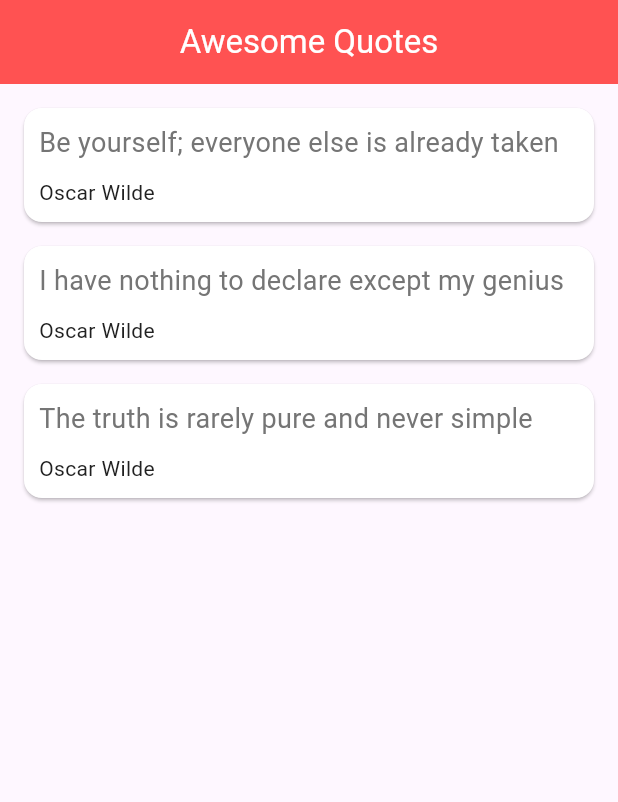
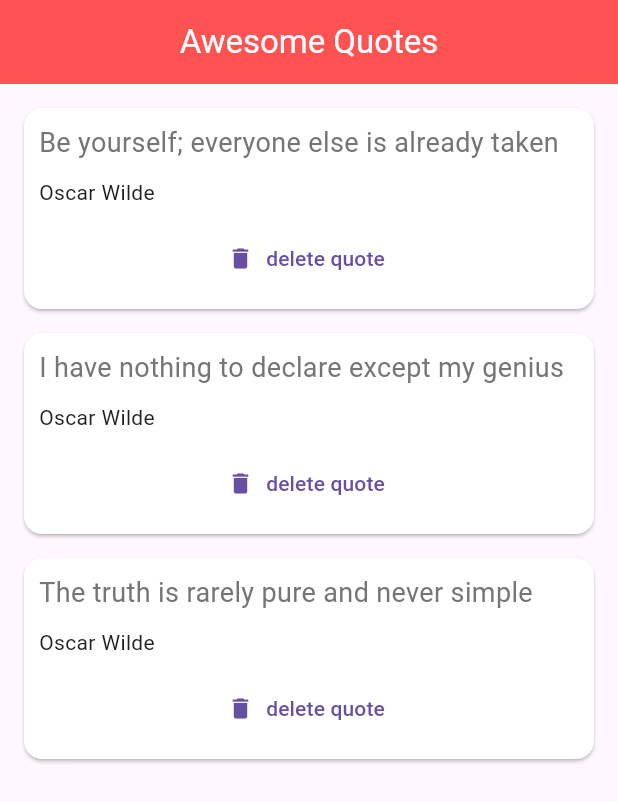
Before and after one commit to Habtewold-D/quote_flutter, a Flutter app: the screen it shows after launch, on a phone screen of 412 x 824 dp. Shown: the top 802 px of the screen. Run offline on Flutter 3.47's test engine with Material 3 defaults, Android fonts, the phone set to English and light mode, and no system bars.

Commit message:
delete button added

```diff
--- a/lib/main.dart
+++ b/lib/main.dart
@@ -29,18 +29,31 @@ class _QuoteListState extends State<QuoteList> {
     ),
   ];
 
+  // The delete function takes a Quote object and removes it from the list
+  void delete(Quote quote) {
+    setState(() {
+      quotes.remove(quote);
+    });
+  }
+
   @override
   Widget build(BuildContext context) {
-    return (Scaffold(
+    return Scaffold(
       appBar: AppBar(
         title: Text('Awesome Quotes'),
         centerTitle: true,
         backgroundColor: Colors.redAccent,
         foregroundColor: Colors.white,
       ),
-      body: Column(
-        children: quotes.map((quote) => QuoteCard(quote: quote)).toList(),
+      body: ListView(
+        children:
+            quotes
+                .map(
+                  (quote) =>
+                      QuoteCard(quote: quote, delete: () => delete(quote)),
+                )
+                .toList(),
       ),
-    ));
+    );
   }
 }
--- a/lib/quote_card.dart
+++ b/lib/quote_card.dart
@@ -3,7 +3,8 @@ import 'quote.dart';
 
 class QuoteCard extends StatelessWidget {
   final Quote quote;
-  QuoteCard({required this.quote});
+  final Function delete;
+  QuoteCard({required this.quote, required this.delete});
 
   @override
   Widget build(BuildContext context) {
@@ -24,6 +25,14 @@ class QuoteCard extends StatelessWidget {
               quote.author,
               style: TextStyle(color: Colors.grey[900], fontSize: 14.0),
             ),
+            SizedBox(height: 10.0),
+            TextButton.icon(
+              onPressed: () {
+                delete();
+              },
+              label: Text('delete quote'),
+              icon: Icon(Icons.delete),
+            ),
           ],
         ),
       ),
```
